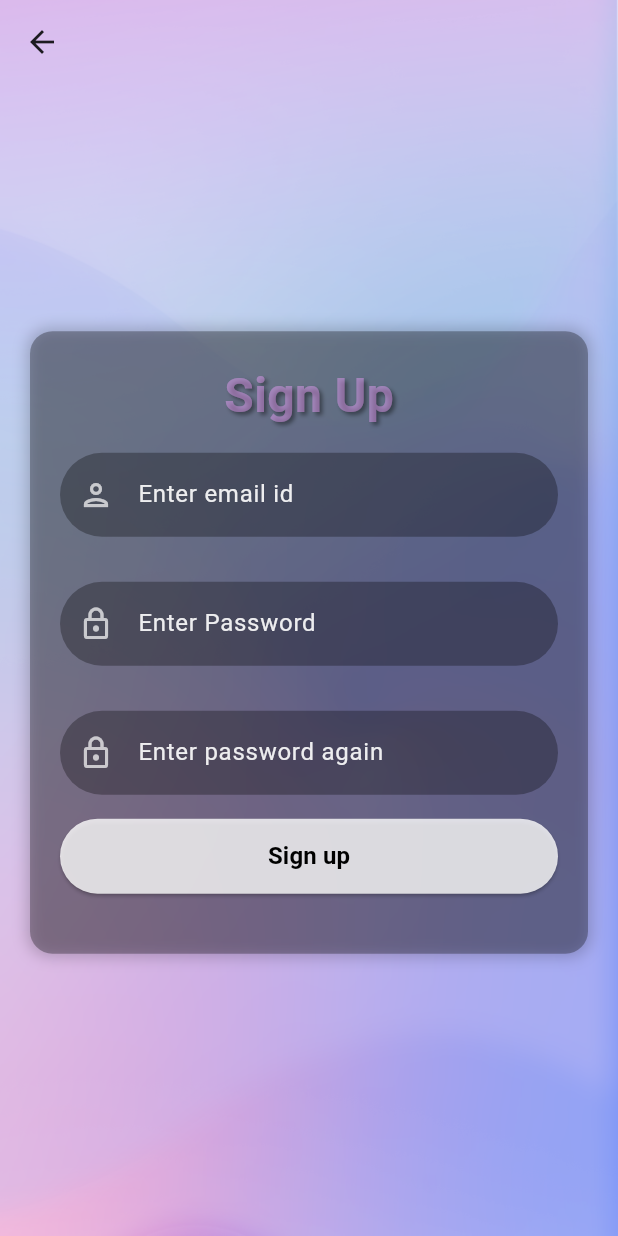
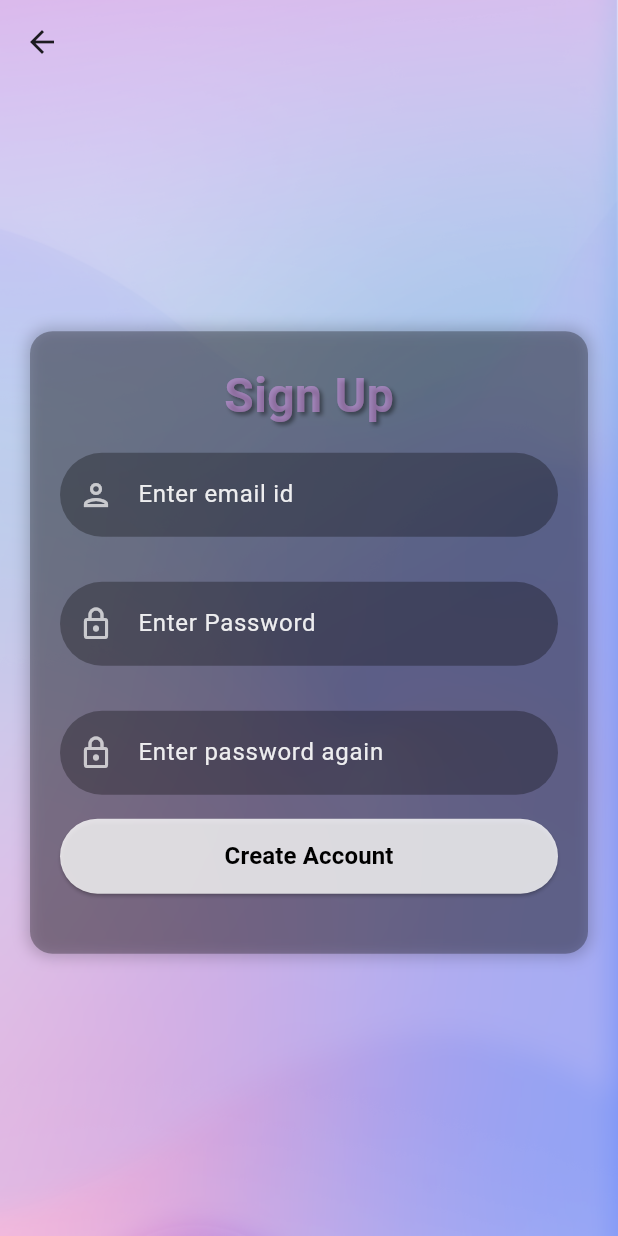
Before and after one commit to anishtupe/cuisine_decider, a Flutter app: the screen it shows after launch, after a tap on "sign up", on a phone screen of 412 x 824 dp. Run offline on Flutter 3.47's test engine with Material 3 defaults, Android fonts, the phone set to English and light mode, and no system bars.

Commit message:
changed signup page button text

```diff
--- a/lib/screens/signup_screen.dart
+++ b/lib/screens/signup_screen.dart
@@ -67,7 +67,7 @@ class _signupscreenState extends State<signupscreen> {
             const SizedBox(
               height: 6,
             ),
-            firebasebutton(context, "Sign up", () {})
+            firebasebutton(context, "Create Account", () {})
           ],
         ),
       ),
```
